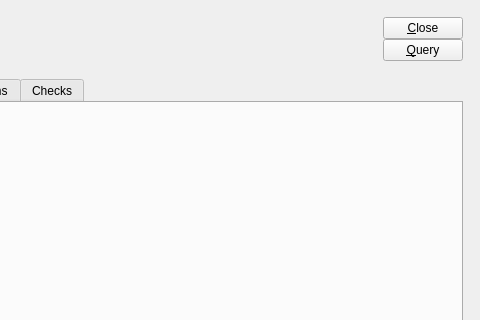
Above: guiclient/apWorkBench.ui from knowhow/xtuple before the change; both pictures show x 320 to 800 and y 0 to 320 of the 800 by 600 pixel window. Below: the same form after it.
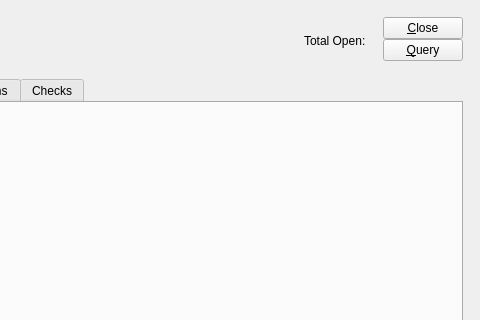
That is the form after the change. Custom widgets are drawn as their Qt base class.

The edit to the form file:
```diff
--- a/guiclient/apWorkBench.ui
+++ b/guiclient/apWorkBench.ui
@@ -49,6 +49,16 @@
            </property>
           </spacer>
          </item>
+         <item>
+          <widget class="XLabel" name="_totalOpenitemsLit" >
+           <property name="text" >
+            <string>Total Open:</string>
+           </property>
+          </widget>
+         </item>
+         <item>
+          <widget class="CurrDisplay" name="_apopenTotal" />
+         </item>
         </layout>
        </item>
        <item>
```
Left out of the diff: 2 changed lines with no effect on the pictures.
